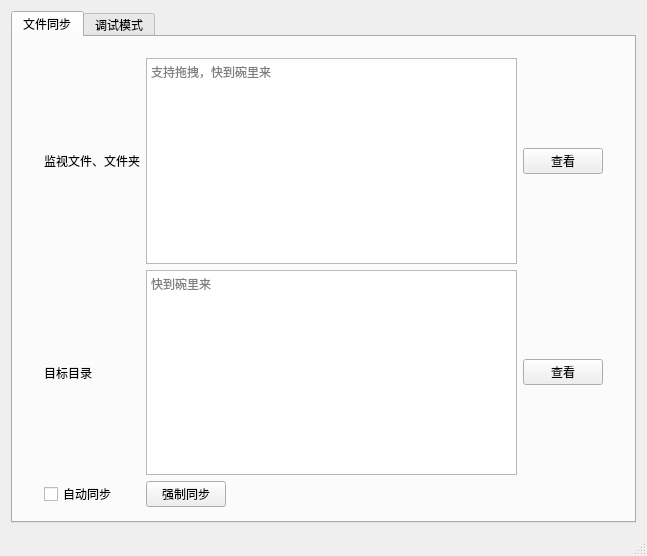
First picture: the form in Assiatant/mainwindow.ui, repository hellogdut/FileSynTool, before the edit.
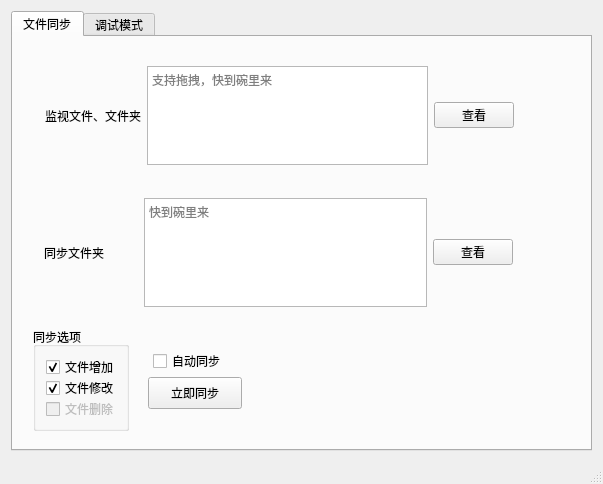
Second picture: the form after the edit. Custom widgets are drawn as their Qt base class.

```diff
--- a/Assiatant/mainwindow.ui
+++ b/Assiatant/mainwindow.ui
@@ -6,8 +6,8 @@
    <rect>
     <x>0</x>
     <y>0</y>
-    <width>647</width>
-    <height>556</height>
+    <width>603</width>
+    <height>484</height>
    </rect>
   </property>
   <property name="windowTitle">
@@ -24,31 +24,134 @@
        <attribute name="title">
         <string>文件同步</string>
        </attribute>
-       <widget class="QWidget" name="layoutWidget">
+       <widget class="QGroupBox" name="groupBox">
         <property name="geometry">
          <rect>
           <x>20</x>
-          <y>10</y>
-          <width>581</width>
-          <height>471</height>
+          <y>290</y>
+          <width>96</width>
+          <height>104</height>
          </rect>
         </property>
-        <layout class="QGridLayout" name="gridLayout">
-         <item row="0" column="0">
+        <property name="title">
+         <string>同步选项</string>
+        </property>
+        <widget class="QCheckBox" name="checkBox">
+         <property name="geometry">
+          <rect>
+           <x>13</x>
+           <y>30</y>
+           <width>77</width>
+           <height>20</height>
+          </rect>
+         </property>
+         <property name="text">
+          <string>文件增加</string>
+         </property>
+         <property name="checked">
+          <bool>true</bool>
+         </property>
+         <property name="tristate">
+          <bool>false</bool>
+         </property>
+        </widget>
+        <widget class="QCheckBox" name="checkBox_2">
+         <property name="geometry">
+          <rect>
+           <x>13</x>
+           <y>51</y>
+           <width>77</width>
+           <height>20</height>
+          </rect>
+         </property>
+         <property name="text">
+          <string>文件修改</string>
+         </property>
+         <property name="checked">
+          <bool>true</bool>
+         </property>
+        </widget>
+        <widget class="QCheckBox" name="checkBox_3">
+         <property name="enabled">
+          <bool>false</bool>
+         </property>
+         <property name="geometry">
+          <rect>
+           <x>13</x>
+           <y>72</y>
+           <width>77</width>
+           <height>20</height>
+          </rect>
+         </property>
+         <property name="text">
+          <string>文件删除</string>
+         </property>
+        </widget>
+       </widget>
+       <widget class="QWidget" name="">
+        <property name="geometry">
+         <rect>
+          <x>20</x>
+          <y>150</y>
+          <width>491</width>
+          <height>131</height>
+         </rect>
+        </property>
+        <layout class="QHBoxLayout" name="horizontalLayout_3">
+         <item>
+          <widget class="QLabel" name="label_1">
+           <property name="text">
+            <string>同步文件夹          </string>
+           </property>
+          </widget>
+         </item>
+         <item>
+          <widget class="CustomEdit" name="compareEdit">
+           <property name="placeholderText">
+            <string>快到碗里来</string>
+           </property>
+          </widget>
+         </item>
+         <item>
+          <widget class="QPushButton" name="pushButton">
+           <property name="sizePolicy">
+            <sizepolicy hsizetype="Fixed" vsizetype="Fixed">
+             <horstretch>0</horstretch>
+             <verstretch>0</verstretch>
+            </sizepolicy>
+           </property>
+           <property name="text">
+            <string>查看</string>
+           </property>
+          </widget>
+         </item>
+        </layout>
+       </widget>
+       <widget class="QWidget" name="">
+        <property name="geometry">
+         <rect>
+          <x>21</x>
+          <y>18</y>
+          <width>491</width>
+          <height>121</height>
+         </rect>
+        </property>
+        <layout class="QHBoxLayout" name="horizontalLayout_2">
+         <item>
           <widget class="QLabel" name="label_2">
            <property name="text">
             <string>监视文件、文件夹</string>
            </property>
           </widget>
          </item>
-         <item row="0" column="1">
+         <item>
           <widget class="CustomEdit" name="watchEdit">
            <property name="placeholderText">
             <string>支持拖拽，快到碗里来</string>
            </property>
           </widget>
          </item>
-         <item row="0" column="2">
+         <item>
           <widget class="QPushButton" name="pushButton_2">
            <property name="sizePolicy">
             <sizepolicy hsizetype="Fixed" vsizetype="Fixed">
@@ -61,55 +164,40 @@
            </property>
           </widget>
          </item>
-         <item row="1" column="0">
-          <widget class="QLabel" name="label_1">
-           <property name="text">
-            <string>目标目录</string>
-           </property>
-          </widget>
-         </item>
-         <item row="1" column="1">
-          <widget class="CustomEdit" name="compareEdit">
-           <property name="placeholderText">
-            <string>快到碗里来</string>
-           </property>
-          </widget>
-         </item>
-         <item row="1" column="2">
-          <widget class="QPushButton" name="pushButton">
-           <property name="sizePolicy">
-            <sizepolicy hsizetype="Fixed" vsizetype="Fixed">
-             <horstretch>0</horstretch>
-             <verstretch>0</verstretch>
-            </sizepolicy>
-           </property>
-           <property name="text">
-            <string>查看</string>
-           </property>
-          </widget>
-         </item>
-         <item row="2" column="0">
-          <widget class="QCheckBox" name="autoSyn">
-           <property name="text">
-            <string>自动同步</string>
-           </property>
-          </widget>
-         </item>
-         <item row="2" column="1">
-          <widget class="QPushButton" name="manualSyn">
-           <property name="sizePolicy">
-            <sizepolicy hsizetype="Fixed" vsizetype="Fixed">
-             <horstretch>0</horstretch>
-             <verstretch>0</verstretch>
-            </sizepolicy>
-           </property>
-           <property name="text">
-            <string>强制同步</string>
-           </property>
-          </widget>
-         </item>
         </layout>
        </widget>
+       <widget class="QPushButton" name="manualSyn">
+        <property name="geometry">
+         <rect>
+          <x>135</x>
+          <y>340</y>
+          <width>94</width>
+          <height>32</height>
+         </rect>
+        </property>
+        <property name="sizePolicy">
+         <sizepolicy hsizetype="Fixed" vsizetype="Fixed">
+          <horstretch>0</horstretch>
+          <verstretch>0</verstretch>
+         </sizepolicy>
+        </property>
+        <property name="text">
+         <string>立即同步</string>
+        </property>
+       </widget>
+       <widget class="QCheckBox" name="autoSyn">
+        <property name="geometry">
+         <rect>
+          <x>140</x>
+          <y>314</y>
+          <width>77</width>
+          <height>20</height>
+         </rect>
+        </property>
+        <property name="text">
+         <string>自动同步</string>
+        </property>
+       </widget>
       </widget>
       <widget class="QWidget" name="tab_8">
        <attribute name="title">
```
